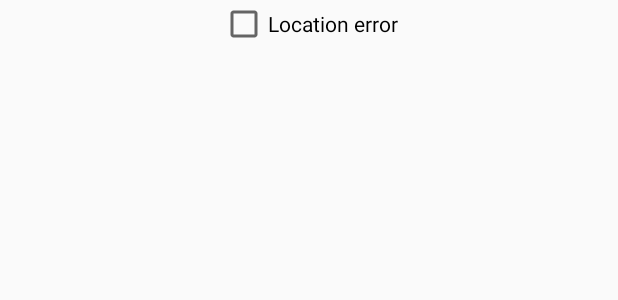
After one commit to royantar0311/SUST-BUS-SERVICE, an Android app: the layout open_report_alertdialog.xml on its own in the app's theme, with its tools: preview values and no code run, on a phone screen of 412 x 824 dp. The commit adds this screen. Shown: the top 300 px of the screen. Run offline under Robolectric (Android 15) with nearby library versions, the phone set to English and light mode, and no system bars; Roboto replaces fonts that are not available here.

Commit message:
Reporting added.

```diff
--- /dev/null
+++ b/app/src/main/res/layout/open_report_alertdialog.xml
@@ -0,0 +1,17 @@
+<?xml version="1.0" encoding="utf-8"?>
+<androidx.constraintlayout.widget.ConstraintLayout
+    xmlns:android="http://schemas.android.com/apk/res/android"
+    xmlns:app="http://schemas.android.com/apk/res-auto"
+    xmlns:tools="http://schemas.android.com/tools"
+    android:layout_width="match_parent"
+    android:layout_height="match_parent">
+
+    <CheckBox
+        android:id="@+id/report_bus_posi_error_cb"
+        android:layout_width="wrap_content"
+        android:layout_height="wrap_content"
+        android:text="Location error"
+        app:layout_constraintEnd_toEndOf="parent"
+        app:layout_constraintStart_toStartOf="parent"
+        app:layout_constraintTop_toTopOf="parent" />
+</androidx.constraintlayout.widget.ConstraintLayout>
```
Also changed, not shown: app/src/main/java/com/sustbus/driver/ScheduleActivity.java (+33 -3 lines).
